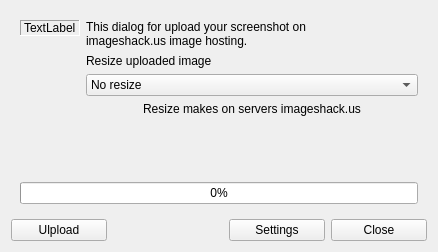
First picture: the form in src/modules/uploader/uploaderdialog.ui, repository lxqt/screengrab, before the edit.
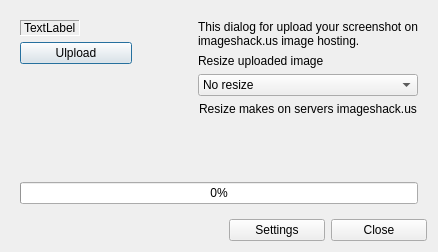
Second picture: the form after the edit. The open tabs and pages were chosen to show the change.

```diff
--- a/src/modules/uploader/uploaderdialog.ui
+++ b/src/modules/uploader/uploaderdialog.ui
@@ -6,8 +6,8 @@
    <rect>
     <x>0</x>
     <y>0</y>
-    <width>477</width>
-    <height>268</height>
+    <width>497</width>
+    <height>287</height>
    </rect>
   </property>
   <property name="windowTitle">
@@ -25,30 +25,62 @@
      <widget class="QWidget" name="page">
       <layout class="QVBoxLayout" name="verticalLayout_7">
        <item>
-        <layout class="QHBoxLayout" name="horizontalLayout_6">
+        <layout class="QHBoxLayout" name="horizontalLayout_11">
          <item>
           <layout class="QVBoxLayout" name="verticalLayout_6">
            <item>
-            <layout class="QHBoxLayout" name="horizontalLayout_4">
+            <widget class="QLabel" name="shotLabel">
+             <property name="sizePolicy">
+              <sizepolicy hsizetype="Fixed" vsizetype="Fixed">
+               <horstretch>0</horstretch>
+               <verstretch>0</verstretch>
+              </sizepolicy>
+             </property>
+             <property name="frameShape">
+              <enum>QFrame::Panel</enum>
+             </property>
+             <property name="frameShadow">
+              <enum>QFrame::Sunken</enum>
+             </property>
+             <property name="text">
+              <string>TextLabel</string>
+             </property>
+            </widget>
+           </item>
+           <item>
+            <layout class="QHBoxLayout" name="horizontalLayout_6">
              <item>
-              <widget class="QLabel" name="shotLabel">
+              <widget class="QPushButton" name="butUpload">
                <property name="sizePolicy">
-                <sizepolicy hsizetype="Fixed" vsizetype="Fixed">
+                <sizepolicy hsizetype="Minimum" vsizetype="Fixed">
                  <horstretch>0</horstretch>
                  <verstretch>0</verstretch>
                 </sizepolicy>
                </property>
-               <property name="frameShape">
-                <enum>QFrame::Panel</enum>
-               </property>
-               <property name="frameShadow">
-                <enum>QFrame::Sunken</enum>
+               <property name="minimumSize">
+                <size>
+                 <width>112</width>
+                 <height>0</height>
+                </size>
                </property>
                <property name="text">
-                <string>TextLabel</string>
+                <string>Ulpload</string>
                </property>
               </widget>
              </item>
+             <item>
+              <spacer name="horizontalSpacer_7">
+               <property name="orientation">
+                <enum>Qt::Horizontal</enum>
+               </property>
+               <property name="sizeHint" stdset="0">
+                <size>
+                 <width>40</width>
+                 <height>20</height>
+                </size>
+               </property>
+              </spacer>
+             </item>
             </layout>
            </item>
            <item>
@@ -532,25 +564,6 @@
    </item>
    <item>
     <layout class="QHBoxLayout" name="horizontalLayout_5">
-     <item>
-      <widget class="QPushButton" name="butUpload">
-       <property name="sizePolicy">
-        <sizepolicy hsizetype="Minimum" vsizetype="Fixed">
-         <horstretch>0</horstretch>
-         <verstretch>0</verstretch>
-        </sizepolicy>
-       </property>
-       <property name="minimumSize">
-        <size>
-         <width>96</width>
-         <height>0</height>
-        </size>
-       </property>
-       <property name="text">
-        <string>Ulpload</string>
-       </property>
-      </widget>
-     </item>
      <item>
       <spacer name="horizontalSpacer">
        <property name="orientation">
```
Left out of the diff: 17 changed lines with no effect on the pictures.
